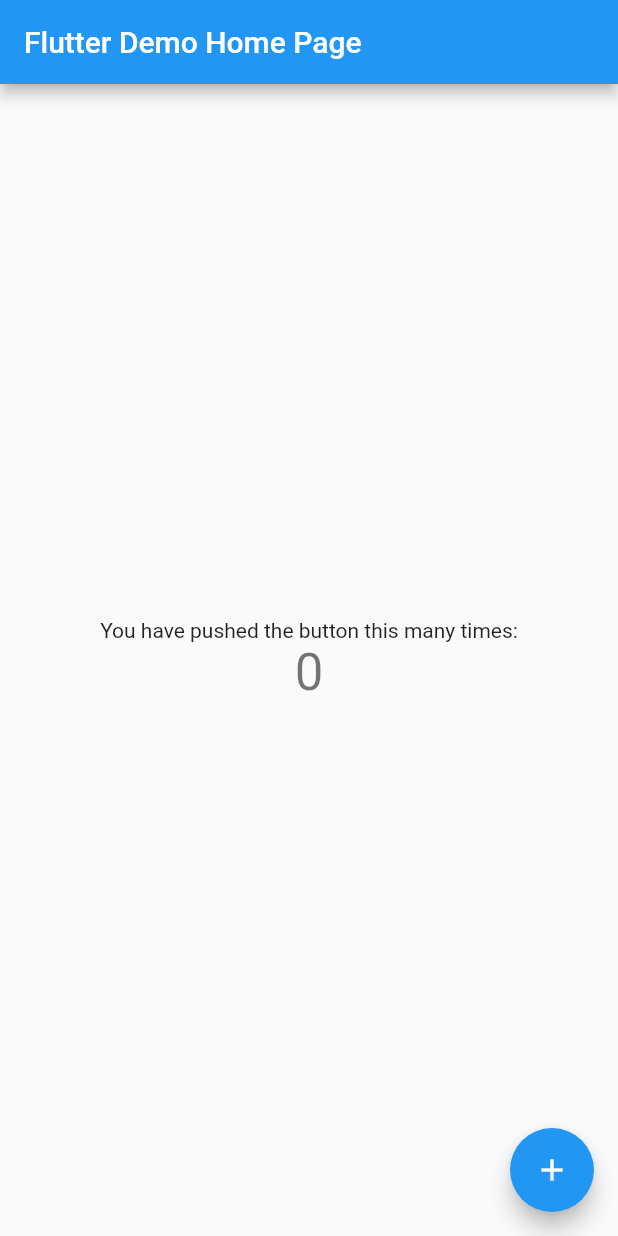
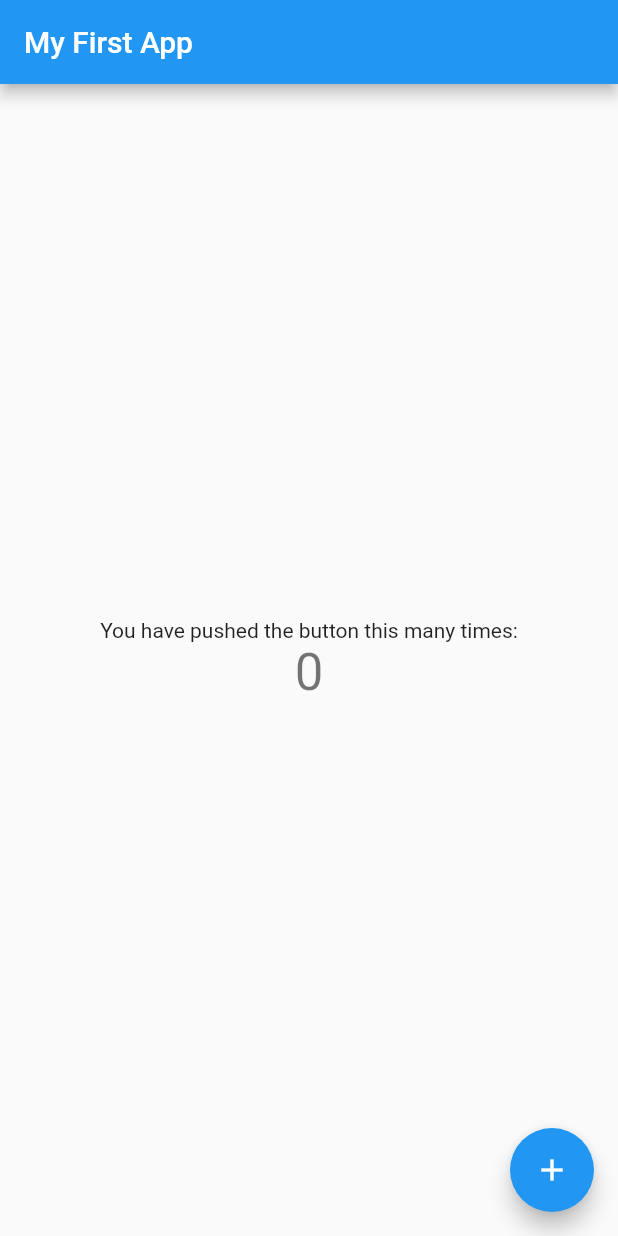
Before and after one commit to iobaidu5/myfirstapp, a Flutter app: the screen it shows after launch, on a phone screen of 412 x 824 dp. Run offline on Flutter 3.47's test engine with Material 2 defaults, Android fonts, the phone set to English and light mode, and no system bars.

Commit message:
Changed title

```diff
--- a/lib/main.dart
+++ b/lib/main.dart
@@ -24,7 +24,7 @@ class MyApp extends StatelessWidget {
         // is not restarted.
         primarySwatch: Colors.blue,
       ),
-      home: const MyHomePage(title: 'Flutter Demo Home Page'),
+      home: const MyHomePage(title: 'My First App'),
     );
   }
 }
```
